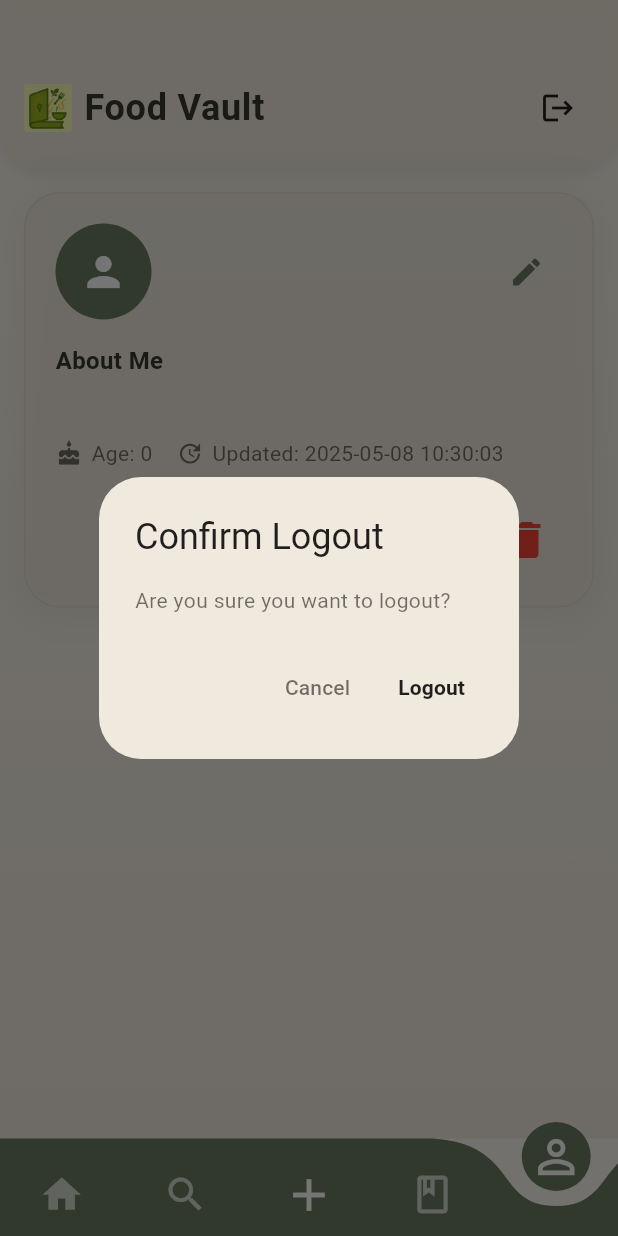
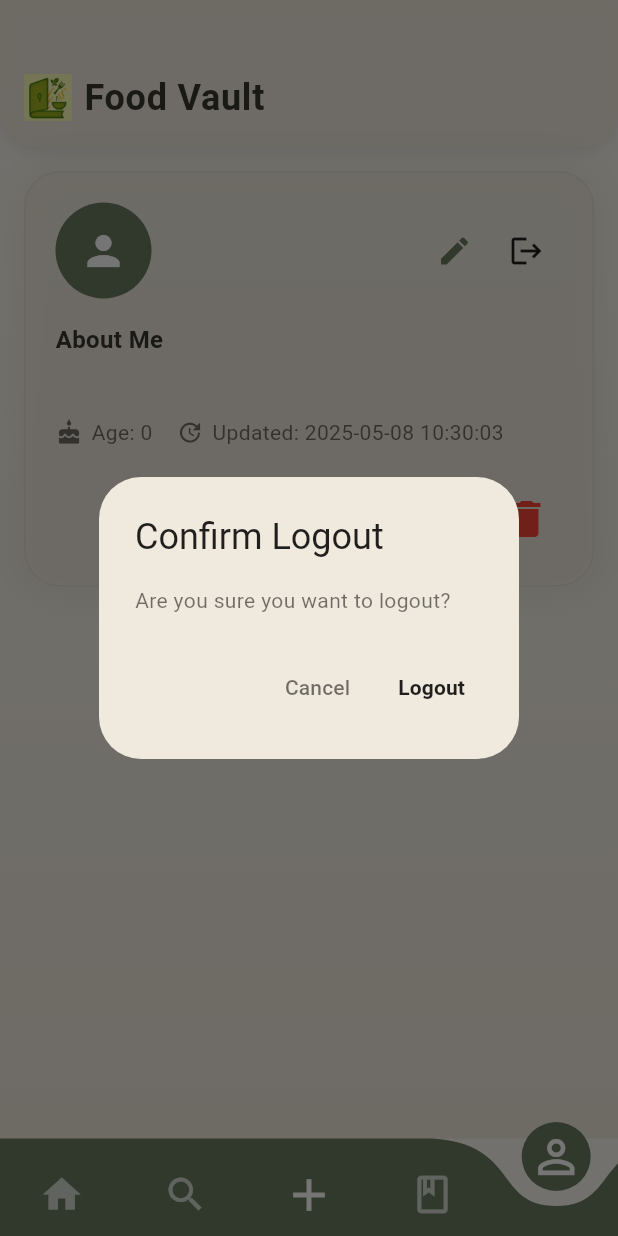
Before and after one commit to wasay-sial/Food-vault-app, a Flutter app: the screen it shows once a user with an empty profile is signed in, item 5 of the bottom bar chosen, after a tap on the "logout" icon, on a phone screen of 412 x 824 dp. Run offline on Flutter 3.47's test engine with Material 3 defaults, Android fonts, the light colour scheme and no system bars; drawn by our look-alikes of curved_navigation_bar; our stand-ins replace cached_network_image, cloud_firestore, dio, firebase_auth, firebase_core, flutter_keyboard_visibility and 1 more; accounts and stored records are empty.

Commit message:
4th commit

```diff
--- a/lib/core/screens/home/home_screen.dart
+++ b/lib/core/screens/home/home_screen.dart
@@ -308,51 +308,6 @@ class _HomeScreenState extends State<HomeScreen>
                       const SizedBox(width: 8),
                       const Text('Food Vault', style: AppTheme.headingStyle),
                       const Spacer(),
-                      IconButton(
-                        icon: const Icon(Icons.logout, color: Colors.black87),
-                        onPressed: () {
-                          showDialog(
-                            context: context,
-                            builder:
-                                (context) => AlertDialog(
-                                  backgroundColor: AppTheme.surfaceColor,
-                                  title: const Text(
-                                    'Confirm Logout',
-                                    style: TextStyle(color: Colors.black87),
-                                  ),
-                                  content: const Text(
-                                    'Are you sure you want to logout?',
-                                    style: TextStyle(color: Colors.black54),
-                                  ),
-                                  actions: [
-                                    TextButton(
-                                      onPressed: () => Navigator.pop(context),
-                                      child: const Text(
-                                        'Cancel',
-                                        style: TextStyle(color: Colors.black54),
-                                      ),
-                                    ),
-                                    TextButton(
-                                      onPressed: () {
-                                        Navigator.pop(context);
-                                        Provider.of<AuthService>(
-                                          context,
-                                          listen: false,
-                                        ).signOut();
-                                      },
-                                      child: const Text(
-                                        'Logout',
-                                        style: TextStyle(
-                                          color: Colors.black87,
-                                          fontWeight: FontWeight.bold,
-                                        ),
-                                      ),
-                                    ),
-                                  ],
-                                ),
-                          );
-                        },
-                      ),
                     ],
                   ),
                 ),
@@ -440,6 +395,74 @@ class _HomeScreenState extends State<HomeScreen>
                                                       (context) =>
                                                           const EditProfileScreen(),
                                                 ),
+                                              );
+                                            },
+                                          ),
+                                          IconButton(
+                                            icon: const Icon(Icons.logout),
+                                            color: Colors.black87,
+                                            tooltip: 'Logout',
+                                            onPressed: () {
+                                              showDialog(
+                                                context: context,
+                                                builder:
+                                                    (context) => AlertDialog(
+                                                      backgroundColor:
+                                                          AppTheme.surfaceColor,
+                                                      title: const Text(
+                                                        'Confirm Logout',
+                                                        style: TextStyle(
+                                                          color: Colors.black87,
+                                                        ),
+                                                      ),
+                                                      content: const Text(
+                                                        'Are you sure you want to logout?',
+                                                        style: TextStyle(
+                                                          color: Colors.black54,
+                                                        ),
+                                                      ),
+                                                      actions: [
+                                                        TextButton(
+                                                          onPressed:
+                                                              () =>
+                                                                  Navigator.pop(
+                                                                    context,
+                                                                  ),
+                                                          child: const Text(
+                                                            'Cancel',
+                                                            style: TextStyle(
+                                                              color:
+                                                                  Colors
+                                                                      .black54,
+                                                            ),
+                                                          ),
+                                                        ),
+                                                        TextButton(
+                                                          onPressed: () {
+                                                            Navigator.pop(
+                                                              context,
+                                                            );
+                                                            Provider.of<
+                                                              AuthService
+                                                            >(
+                                                              context,
+                                                              listen: false,
+                                                            ).signOut();
+                                                          },
+                                                          child: const Text(
+                                                            'Logout',
+                                                            style: TextStyle(
+                                                              color:
+                                                                  Colors
+                                                                      .black87,
+                                                              fontWeight:
+                                                                  FontWeight
+                                                                      .bold,
+                                                            ),
+                                                          ),
+                                                        ),
+                                                      ],
+                                                    ),
                                               );
                                             },
                                           ),
```
